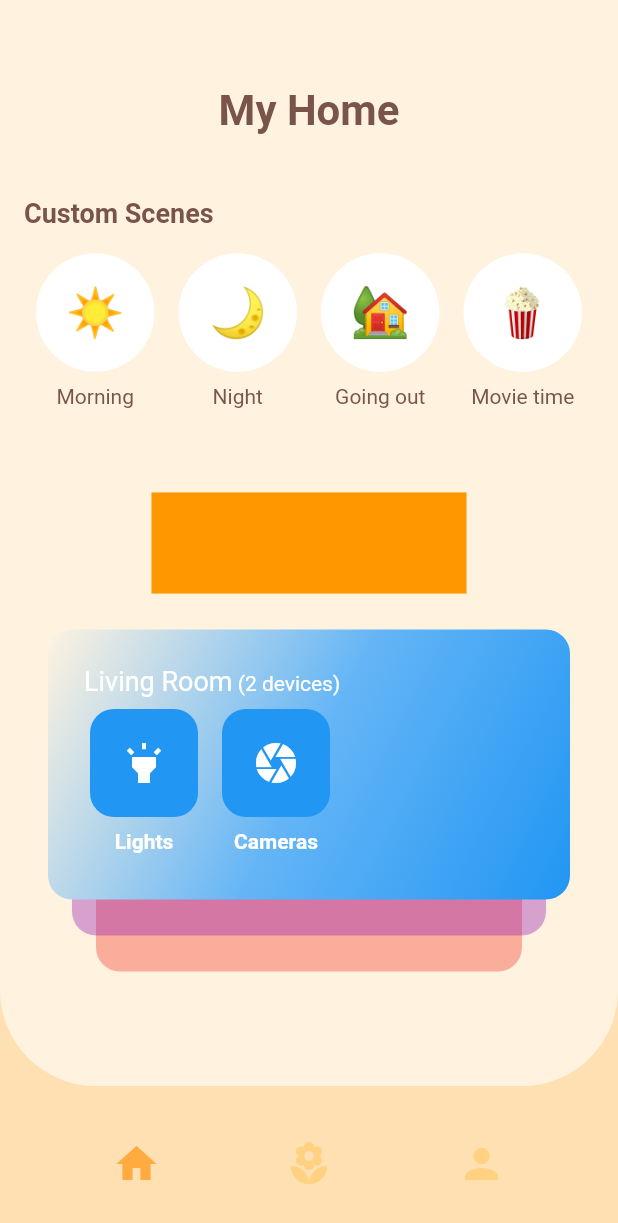
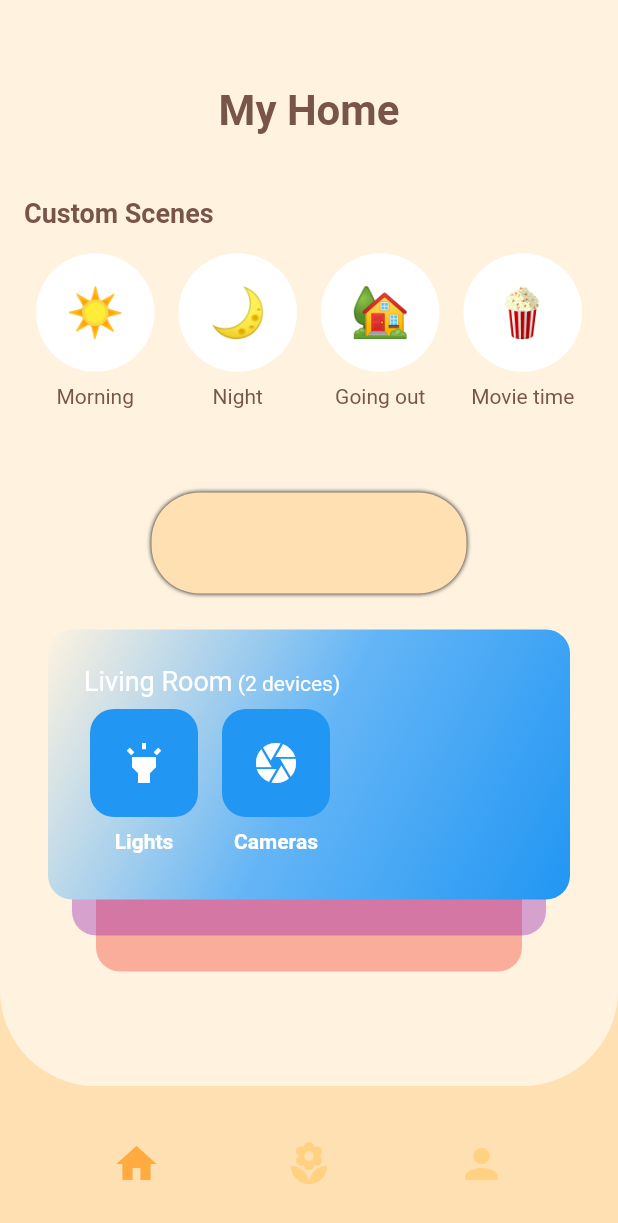
Before and after one commit to JAICHANGPARK/flutter_notebook_7th_story, a Flutter app: the screen it shows after launch, on a phone screen of 412 x 824 dp. Shown: the top 1223 px of the screen. Run offline on Flutter 3.47's test engine with Material 2 defaults, Android fonts, the phone set to English and light mode, and no system bars; our stand-ins replace charts_flutter, google_fonts.

Commit message:
Update smart_home_main_page.dart

```diff
--- a/lib/ep520_smart_home_app/smart_home_main_page.dart
+++ b/lib/ep520_smart_home_app/smart_home_main_page.dart
@@ -153,21 +153,21 @@ class _SmartHomeMainPageState extends State<SmartHomeMainPage> {
                           children: [
                             Container(
                               decoration: BoxDecoration(
-                              color: Colors.orange[100]
+                              color: Colors.orange[100],
+                                borderRadius: BorderRadius.circular(32),
+                                boxShadow: [
+                                  BoxShadow(
+                                    color: Colors.black,
+                                    spreadRadius: 0,
+                                    blurRadius: 2,
+                                  )
+                                ]
+                              ),
+                              child: Container(
+
                               ),
                             ),
-                            Container(
-                              decoration: BoxDecoration(
-                                gradient: LinearGradient(
-                                  begin: FractionalOffset.topCenter,
-                                  end: FractionalOffset.bottomCenter,
 
-                                  colors: [
-                                    Colors.orange,
-                                  ]
-                                )
-                              ),
-                            )
 
 
                           ],
```
